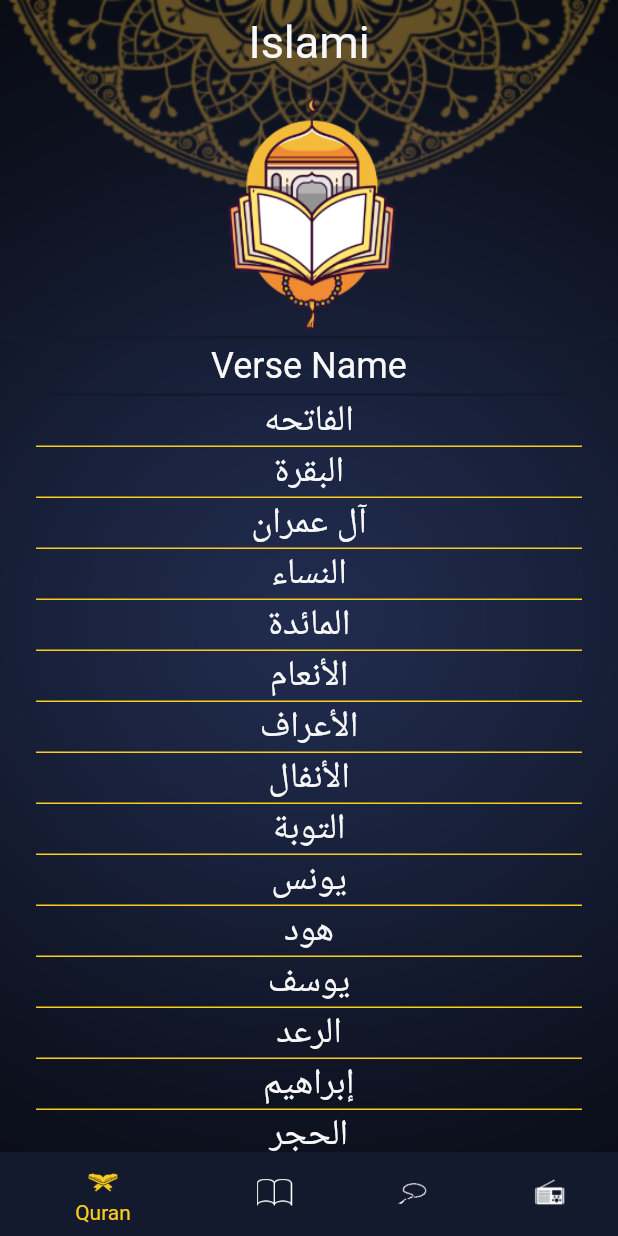
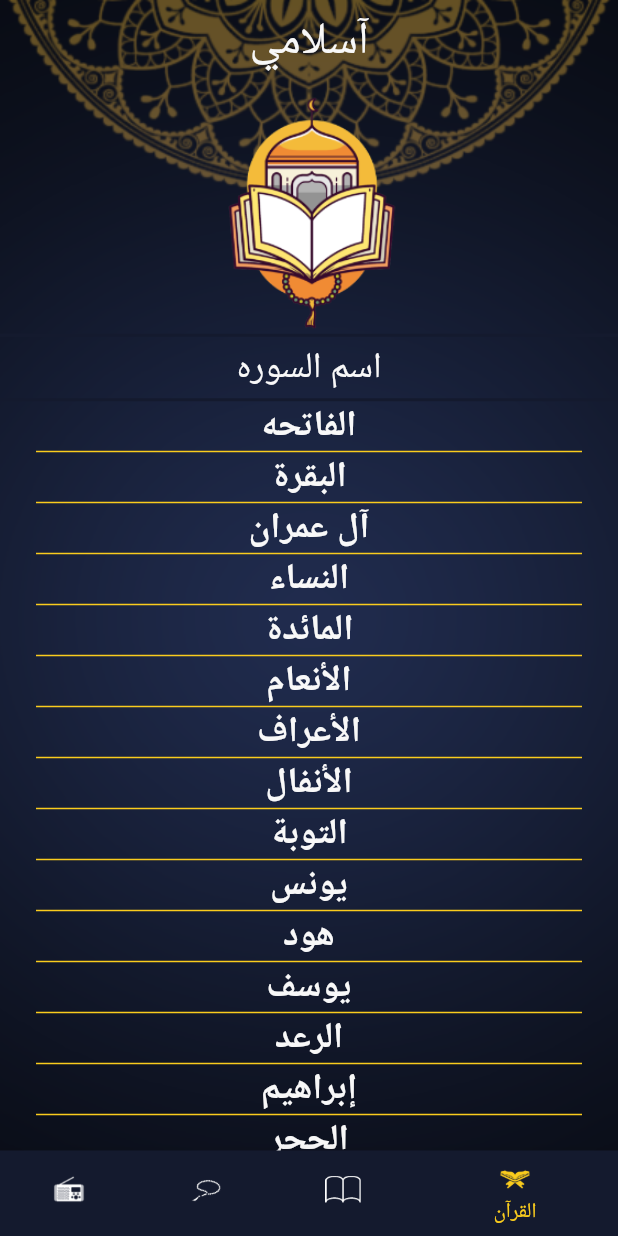
Before and after one commit to mohamednabiltraining/islami-c8-online, a Flutter app: the screen it shows after launch, on a phone screen of 412 x 824 dp. Run offline on Flutter 3.47's test engine with Material 2 defaults, Android fonts, the phone set to English and light mode, and no system bars; generated files the repository leaves out were written again.

Commit message:
+ localizations

```diff
--- /dev/null
+++ b/l10n.yaml
@@ -0,0 +1,3 @@
+arb-dir: lib/l10n
+template-arb-file: app_en.arb
+output-localization-file: app_localizations.dart
--- /dev/null
+++ b/lib/l10n/app_ar.arb
@@ -0,0 +1,9 @@
+{
+  "app_title": "آسلامي",
+  "chapter_name": "اسم السوره",
+  "quran": "القرآن",
+  "hadeth": "الحديث",
+  "tasbeh": "التسبيح",
+  "radio": "الاذاعه",
+  "hadeth_num": "رقم الحديث"
+}
--- a/lib/main.dart
+++ b/lib/main.dart
@@ -1,4 +1,6 @@
 import 'package:flutter/material.dart';
+import 'package:flutter_gen/gen_l10n/app_localizations.dart';
+import 'package:flutter_localizations/flutter_localizations.dart';
 import 'package:islami_c8_online/ui/hadeth_details/hadeth_details.dart';
 import 'package:islami_c8_online/ui/home/home_screen.dart';
 import 'package:islami_c8_online/ui/my_theme_data.dart';
@@ -23,6 +25,21 @@ class MyApplication extends StatelessWidget {
       theme: MyThemeData.lightTheme,
       darkTheme: MyThemeData.darkTheme,
       themeMode: MyThemeData.themeMode,
+      localizationsDelegates: const [
+        AppLocalizations.delegate, // Add this line
+        GlobalMaterialLocalizations.delegate,
+        GlobalWidgetsLocalizations.delegate,
+        GlobalCupertinoLocalizations.delegate,
+      ],
+      supportedLocales: [
+        Locale(
+          'en',
+        ), // English
+        Locale(
+          'ar',
+        ), // arabic
+      ],
+      locale: Locale('ar'),
     );
   }
 }
--- a/lib/ui/hadeth_details/hadeth_details.dart
+++ b/lib/ui/hadeth_details/hadeth_details.dart
@@ -1,6 +1,7 @@
 import 'package:flutter/material.dart';
 import 'package:flutter/services.dart';
 import 'package:islami_c8_online/ui/home/hadeth/Hadeth.dart';
+import 'package:islami_c8_online/ui/my_theme_data.dart';
 
 class HadethDetailsScreen extends StatelessWidget {
   static const String routeName = 'hadeth-details';
@@ -12,7 +13,9 @@ class HadethDetailsScreen extends StatelessWidget {
     return Container(
         decoration: BoxDecoration(
             image: DecorationImage(
-                image: AssetImage('assets/images/main_background.png'),
+                image: AssetImage(MyThemeData.themeMode == ThemeMode.light
+                    ? 'assets/images/main_background.png'
+                    : 'assets/images/dark_main_background.png'),
                 fit: BoxFit.fill)),
         child: Scaffold(
           appBar: AppBar(
@@ -26,7 +29,6 @@ class HadethDetailsScreen extends StatelessWidget {
                   margin: EdgeInsets.symmetric(vertical: 48, horizontal: 12),
                   shape: RoundedRectangleBorder(
                       borderRadius: BorderRadius.circular(24)),
-                  color: Colors.white,
                   child: SingleChildScrollView(
                     child: Text(
                       args.content,
--- a/lib/ui/home/hadeth/hadeth_tab.dart
+++ b/lib/ui/home/hadeth/hadeth_tab.dart
@@ -1,8 +1,8 @@
 import 'package:flutter/material.dart';
 import 'package:flutter/services.dart';
+import 'package:flutter_gen/gen_l10n/app_localizations.dart';
 import 'package:islami_c8_online/ui/home/hadeth/Hadeth.dart';
 import 'package:islami_c8_online/ui/home/hadeth/hadeth_title.dart';
-
 class HadethTab extends StatefulWidget {
   @override
   State<HadethTab> createState() => _HadethTabState();
@@ -26,7 +26,7 @@ class _HadethTabState extends State<HadethTab> {
           margin: EdgeInsets.only(bottom: 4),
         ),
         Text(
-          'Hadeth Number',
+          AppLocalizations.of(context)!.hadeth_num,
           style: TextStyle(fontSize: 24),
         ),
         Container(
--- a/lib/ui/home/home_screen.dart
+++ b/lib/ui/home/home_screen.dart
@@ -1,4 +1,5 @@
 import 'package:flutter/material.dart';
+import 'package:flutter_gen/gen_l10n/app_localizations.dart';
 import 'package:islami_c8_online/ui/home/hadeth/hadeth_tab.dart';
 import 'package:islami_c8_online/ui/home/quran/quran_tab.dart';
 import 'package:islami_c8_online/ui/home/radio/radio_tab.dart';
@@ -26,7 +27,7 @@ class _HomeScreenState extends State<HomeScreen> {
               fit: BoxFit.fill)),
       child: Scaffold(
         appBar: AppBar(
-          title: Text('Islami'),
+          title: Text(AppLocalizations.of(context)!.app_title),
         ),
         bottomNavigationBar: BottomNavigationBar(
           currentIndex: selectedTabIndex,
@@ -39,19 +40,19 @@ class _HomeScreenState extends State<HomeScreen> {
             BottomNavigationBarItem(
                 backgroundColor: Theme.of(context).primaryColor,
                 icon: ImageIcon(AssetImage('assets/images/quran.png')),
-                label: 'Quran'),
+                label: AppLocalizations.of(context)!.quran),
             BottomNavigationBarItem(
                 backgroundColor: Theme.of(context).primaryColor,
                 icon: ImageIcon(AssetImage('assets/images/hadeth.png')),
-                label: 'Hadeth'),
+                label: AppLocalizations.of(context)!.hadeth),
             BottomNavigationBarItem(
                 backgroundColor: Theme.of(context).primaryColor,
                 icon: ImageIcon(AssetImage('assets/images/sebha.png')),
-                label: 'Tasbeh'),
+                label: AppLocalizations.of(context)!.tasbeh),
             BottomNavigationBarItem(
                 backgroundColor: Theme.of(context).primaryColor,
                 icon: ImageIcon(AssetImage('assets/images/radio.png')),
-                label: 'Radio'),
+                label: AppLocalizations.of(context)!.radio),
           ],
         ),
         body: tabs[selectedTabIndex],
--- a/lib/ui/home/quran/quran_tab.dart
+++ b/lib/ui/home/quran/quran_tab.dart
@@ -1,4 +1,5 @@
 import 'package:flutter/material.dart';
+import 'package:flutter_gen/gen_l10n/app_localizations.dart';
 import 'package:islami_c8_online/ui/home/quran/verse_name.dart';
 
 class QuranTab extends StatelessWidget {
@@ -132,7 +133,7 @@ class QuranTab extends StatelessWidget {
           margin: EdgeInsets.only(bottom: 4),
         ),
         Text(
-          'Verse Name',
+          AppLocalizations.of(context)!.chapter_name,
           style: Theme.of(context).textTheme.headline5,
         ),
         Container(
--- a/pubspec.yaml
+++ b/pubspec.yaml
@@ -36,6 +36,9 @@ dependencies:
   # The following adds the Cupertino Icons font to your application.
   # Use with the CupertinoIcons class for iOS style icons.
   cupertino_icons: ^1.0.2
+  flutter_localizations:
+    sdk: flutter
+  intl: any
 
 dev_dependencies:
   flutter_test:
@@ -53,7 +56,7 @@ dev_dependencies:
 
 # The following section is specific to Flutter packages.
 flutter:
-
+  generate: true # Add this line
   # The following line ensures that the Material Icons font is
   # included with your application, so that you can use the icons in
   # the material Icons class.
```
Also changed, not shown: lib/l10n/app_en.arb (added, +9 -0 lines), pubspec.lock.
